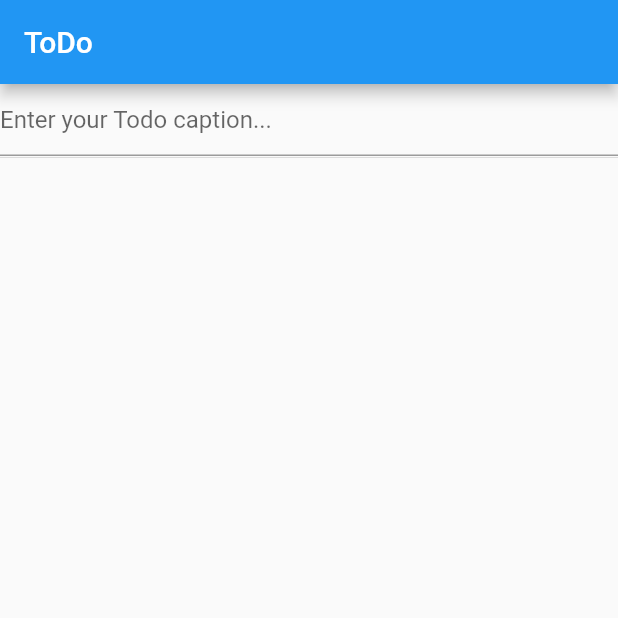
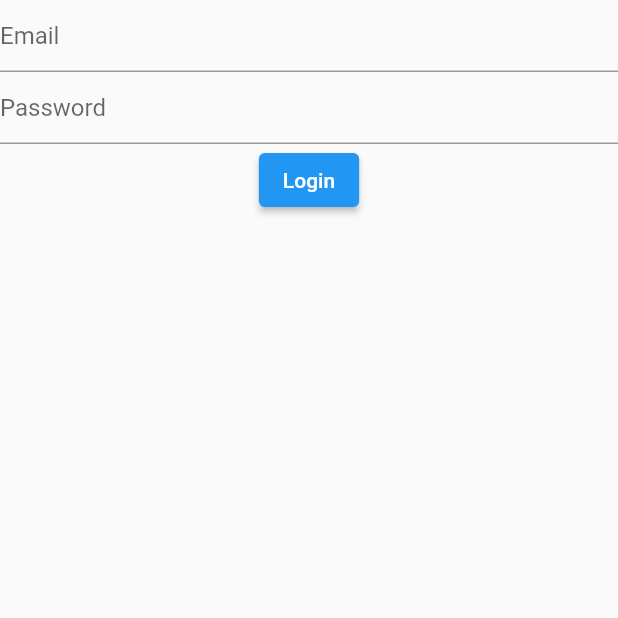
Before and after one commit to TalebRafiepour/mobx-tutorial, a Flutter app: the screen it shows after launch, on a phone screen of 412 x 824 dp, the top half of it. Run offline on Flutter 3.47's test engine with Material 2 defaults, Android fonts, the phone set to English and light mode, and no system bars; our stand-ins replace dio, flutter_mobx, mobx; generated files the repository leaves out were written again.

Commit message:
create data-layer (data folder in app) and implement login-page ui, login-repository, login-api, http-client

```diff
--- /dev/null
+++ b/lib/data/providers/api/user_api.dart
@@ -0,0 +1,29 @@
+import 'dart:convert';
+
+import 'package:dio/dio.dart';
+import 'package:todo_mobx/services/http_client/index.dart';
+
+class UserApi {
+  final HttpClient _httpClient;
+  final String loginPath = '/user/login';
+
+  UserApi(this._httpClient);
+
+  Future<bool> login(String email,String password) async {
+    final data = {
+      'email': email,
+      'password': password,
+    };
+    final dataJson = jsonEncode(data);
+    final Response<dynamic> response = await _httpClient.post(loginPath, dataJson);
+    print('result: ${response.data}, type: ${response.runtimeType}');
+    var result = response.data;
+    var token = result['token'];
+    //read json and save it in storage
+    if (token != null) {
+      return true;
+    } else {
+      return false;
+    }
+  }
+}
--- /dev/null
+++ b/lib/data/repositories/login_repository.dart
@@ -0,0 +1,11 @@
+import 'package:todo_mobx/data/providers/api/user_api.dart';
+
+class LoginRepository {
+  final UserApi _userApi;
+
+  LoginRepository(this._userApi);
+
+  Future<bool> loginUser(String email, String password) {
+    return _userApi.login(email, password);
+  }
+}
--- a/lib/main.dart
+++ b/lib/main.dart
@@ -1,5 +1,6 @@
 import 'package:flutter/material.dart';
 import 'package:todo_mobx/presentation/screens/home/home_screen.dart';
+import 'package:todo_mobx/presentation/screens/login/login_screen.dart';
 
 void main() {
   runApp(const MyApp());
@@ -15,7 +16,7 @@ class MyApp extends StatelessWidget {
       theme: ThemeData(
         primarySwatch: Colors.blue,
       ),
-      home: const HomeScreen(),
+      home: const LoginScreen(),
     );
   }
 }
--- a/lib/presentation/logic/home/src/todo_model.dart
+++ b/lib/presentation/logic/home/src/todo_model.dart
@@ -4,7 +4,7 @@ part 'todo_model.g.dart';
 
 class TodoModel = _TodoModel with _$TodoModel;
 
-abstract class _TodoModel with Store{
+abstract class _TodoModel with Store {
 
   final String description;
 
--- /dev/null
+++ b/lib/presentation/logic/login/index.dart
@@ -0,0 +1 @@
+export 'src/login_store.dart';
--- /dev/null
+++ b/lib/presentation/logic/login/src/login_store.dart
@@ -0,0 +1,38 @@
+import 'package:mobx/mobx.dart';
+import 'package:todo_mobx/data/repositories/login_repository.dart';
+
+part 'login_store.g.dart';
+
+enum LoginState { authenticated, unAuthenticated,error }
+
+class LoginStore = _LoginStore with _$LoginStore;
+
+abstract class _LoginStore with Store {
+  final LoginRepository _loginRepository;
+
+  _LoginStore(this._loginRepository);
+
+  @observable
+  String email = '';
+
+  @observable
+  String password = '';
+
+  @observable
+  LoginState loginState = LoginState.unAuthenticated;
+
+  @action
+  Future<void> login() async {
+    try {
+      var isSuccess = await _loginRepository.loginUser(email, password);
+      if(isSuccess) {
+        loginState = LoginState.authenticated;
+      }else {
+        loginState = LoginState.unAuthenticated;
+      }
+    } catch (e, s) {
+      print('error: $e');
+      loginState = LoginState.error;
+    }
+  }
+}
--- a/lib/presentation/screens/home/home_screen.dart
+++ b/lib/presentation/screens/home/home_screen.dart
@@ -22,6 +22,9 @@ class _HomeScreenState extends State<HomeScreen> {
   void initState() {
     _disposer = reaction((_) => homeStore.alertMessage, (String? message) {
       if (message != null) {
+        // showModalBottomSheet(context: context, builder: (ctx) {
+        //   return Text(message);
+        // });
         _scaffoldMessengerKey.currentState?.showSnackBar(SnackBar(
           content: Text(message),
         ));
--- /dev/null
+++ b/lib/presentation/screens/login/login_screen.dart
@@ -0,0 +1,83 @@
+import 'package:flutter/material.dart';
+import 'package:mobx/mobx.dart';
+import 'package:todo_mobx/data/providers/api/user_api.dart';
+import 'package:todo_mobx/data/repositories/login_repository.dart';
+import 'package:todo_mobx/presentation/logic/login/index.dart';
+import 'package:todo_mobx/presentation/screens/home/home_screen.dart';
+import 'package:todo_mobx/services/http_client/index.dart';
+
+class LoginScreen extends StatefulWidget {
+  const LoginScreen({Key? key}) : super(key: key);
+
+  @override
+  _LoginScreenState createState() => _LoginScreenState();
+}
+
+class _LoginScreenState extends State<LoginScreen> {
+  late final LoginStore _loginStore;
+  final GlobalKey<ScaffoldMessengerState> _scaffoldKey = GlobalKey();
+
+  late ReactionDisposer _disposer;
+
+  @override
+  void initState() {
+    _loginStore = LoginStore(LoginRepository(UserApi(HttpClient())));
+    _disposer =
+        reaction((_) => _loginStore.loginState, (LoginState loginState) {
+      print('reaction loginState: $loginState');
+      if (loginState == LoginState.authenticated) {
+        //show success alert then go to home-screen
+        _scaffoldKey.currentState
+            ?.showSnackBar(const SnackBar(content: Text('Login Success')));
+        Future.delayed(const Duration(seconds: 1));
+        Navigator.of(context).pushReplacement(
+            MaterialPageRoute(builder: (_) => const HomeScreen()));
+      } else {
+        //just show an error alert to notify user that your data is incorrect
+        _scaffoldKey.currentState
+            ?.showSnackBar(const SnackBar(content: Text('Login Failed')));
+      }
+    });
+    super.initState();
+  }
+
+  @override
+  void dispose() {
+    _disposer();
+    super.dispose();
+  }
+
+  @override
+  Widget build(BuildContext context) {
+    return SafeArea(
+      child: ScaffoldMessenger(
+        key: _scaffoldKey,
+        child: Scaffold(
+          body: Column(
+            children: [
+              TextField(
+                keyboardType: TextInputType.emailAddress,
+                decoration: const InputDecoration(hintText: 'Email'),
+                onChanged: (value) {
+                  _loginStore.email = value;
+                },
+              ),
+              TextField(
+                obscureText: true,
+                decoration: const InputDecoration(hintText: 'Password'),
+                onChanged: (value) {
+                  _loginStore.password = value;
+                },
+              ),
+              ElevatedButton(
+                  onPressed: () {
+                    _loginStore.login();
+                  },
+                  child: const Text('Login')),
+            ],
+          ),
+        ),
+      ),
+    );
+  }
+}
--- /dev/null
+++ b/lib/services/http_client/index.dart
@@ -0,0 +1 @@
+export 'src/http_client.dart';
--- /dev/null
+++ b/lib/services/http_client/src/http_client.dart
@@ -0,0 +1,22 @@
+import 'package:dio/dio.dart';
+
+class HttpClient {
+  final Dio _dio =
+      Dio(BaseOptions(baseUrl: 'https://api-nodejs-todolist.herokuapp.com'));
+
+  static final HttpClient _singleton = HttpClient._();
+
+  HttpClient._();
+
+  factory HttpClient() => _singleton;
+
+  Future<dynamic> post(String path, [dynamic data]) {
+    return _dio.post(path, data: data);
+  }
+
+  void get() {}
+
+  void put() {}
+
+  void delete() {}
+}
--- a/pubspec.yaml
+++ b/pubspec.yaml
@@ -15,6 +15,9 @@ dependencies:
   mobx: ^2.0.5
   flutter_mobx: ^2.0.2
 
+  #dio
+  dio: ^4.0.4
+
 
 dev_dependencies:
   flutter_test:
```
Also changed, not shown: lib/presentation/logic/login/src/login_store.g.dart (added), pubspec.lock.
